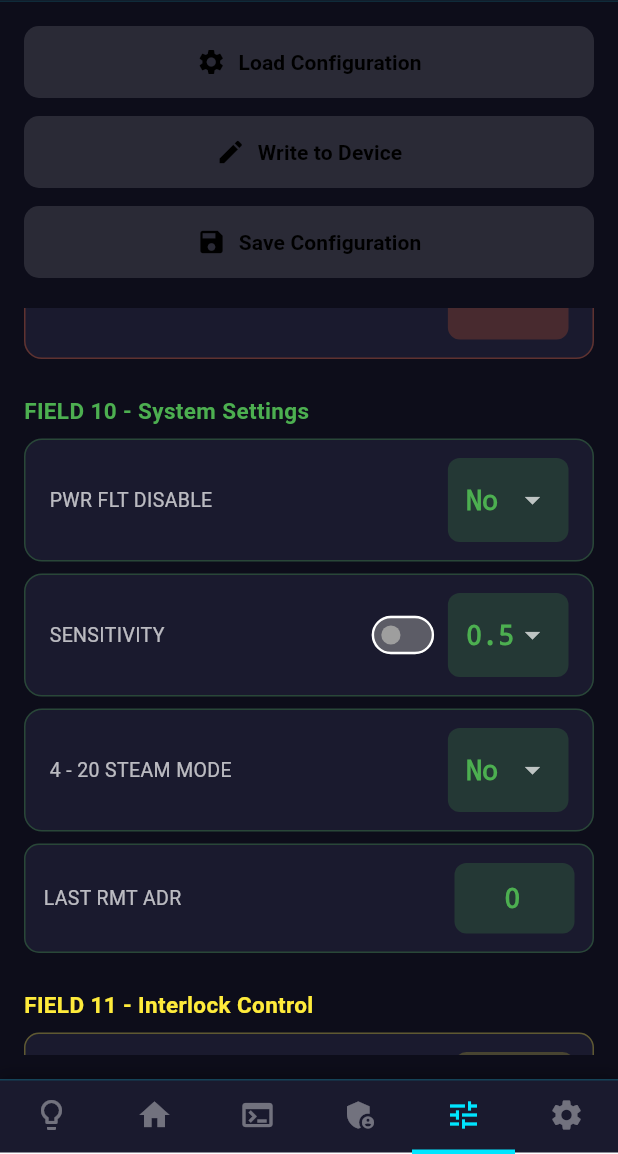
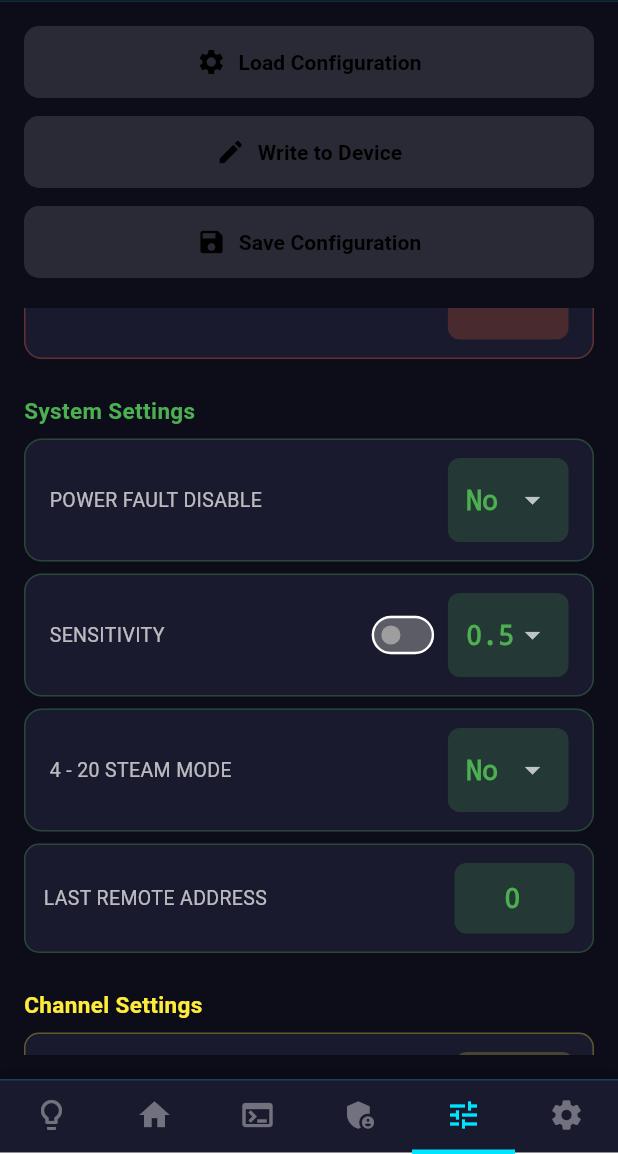
Before and after one commit to amitDev25/levelstate_unified_app, a Flutter app: the BLETerminalScreen screen opened directly, item 5 of the bottom bar chosen, scrolled down 576 dp, on a phone screen of 412 x 824 dp, the part 82-1236 px from its top. Run offline on Flutter 3.47's test engine with Material 3 defaults, Android fonts, the phone set to English and light mode, and no system bars; our stand-ins replace flutter_blue_plus, geolocator, permission_handler, shared_preferences; accounts and stored records are empty.

Commit message:
Rename Channels

```diff
--- a/lib/edli/configfragment.dart
+++ b/lib/edli/configfragment.dart
@@ -931,7 +931,7 @@ class _ConfigFragmentState extends State<ConfigFragment> {
                       const Padding(
                         padding: EdgeInsets.only(bottom: 8, top: 4),
                         child: Text(
-                          'FIELD 8 - System Checks',
+                          'System Checks',
                           style: TextStyle(
                             color: Color(0xFF00E5FF),
                             fontSize: 15,
@@ -939,15 +939,15 @@ class _ConfigFragmentState extends State<ConfigFragment> {
                           ),
                         ),
                       ),
-                      _buildDropdownItem('LEVEL CHK ENA', _levelChkEna, (value) {
+                      _buildDropdownItem('LEVEL CHECK ENABLE', _levelChkEna, (value) {
                         setState(() => _levelChkEna = value!);
                       }),
                       const SizedBox(height: 8),
-                      _buildDropdownItem('VOTING CHK ENA', _votingChkEna, (value) {
+                      _buildDropdownItem('VOTING CHECK ENABLE', _votingChkEna, (value) {
                         setState(() => _votingChkEna = value!);
                       }),
                       const SizedBox(height: 8),
-                      _buildDropdownItem('AUTO ADJUST ENA', _autoAdjustEna, (value) {
+                      _buildDropdownItem('AUTO ADJUST ENABLE', _autoAdjustEna, (value) {
                         setState(() => _autoAdjustEna = value!);
                       }),
 
@@ -957,7 +957,7 @@ class _ConfigFragmentState extends State<ConfigFragment> {
                       const Padding(
                         padding: EdgeInsets.only(bottom: 8, top: 4),
                         child: Text(
-                          'FIELD 9 - Disable Flags',
+                          'Disable Flags',
                           style: TextStyle(
                             color: Color(0xFFFF6B35),
                             fontSize: 15,
@@ -965,7 +965,7 @@ class _ConfigFragmentState extends State<ConfigFragment> {
                           ),
                         ),
                       ),
-                      _buildDropdownItem('CONT DISABLE', _contDisable, (value) {
+                      _buildDropdownItem('CONTAMINATION DISABLE', _contDisable, (value) {
                         setState(() => _contDisable = value!);
                       }, color: const Color(0xFFFF6B35)),
                       const SizedBox(height: 8),
@@ -973,7 +973,7 @@ class _ConfigFragmentState extends State<ConfigFragment> {
                         setState(() => _shortDisableSys = value!);
                       }, color: const Color(0xFFFF6B35)),
                       const SizedBox(height: 8),
-                      _buildDropdownItem('PROC FLT DISABLE', _procFltDisable, (value) {
+                      _buildDropdownItem('PROCESS FAULT DISABLE', _procFltDisable, (value) {
                         setState(() => _procFltDisable = value!);
                       }, color: const Color(0xFFFF6B35)),
 
@@ -983,7 +983,7 @@ class _ConfigFragmentState extends State<ConfigFragment> {
                       const Padding(
                         padding: EdgeInsets.only(bottom: 8, top: 4),
                         child: Text(
-                          'FIELD 10 - System Settings',
+                          'System Settings',
                           style: TextStyle(
                             color: Color(0xFF4CAF50),
                             fontSize: 15,
@@ -991,7 +991,7 @@ class _ConfigFragmentState extends State<ConfigFragment> {
                           ),
                         ),
                       ),
-                      _buildDropdownItem('PWR FLT DISABLE', _pwrFltDisable, (value) {
+                      _buildDropdownItem('POWER FAULT DISABLE', _pwrFltDisable, (value) {
                         setState(() => _pwrFltDisable = value!);
                       }, color: const Color(0xFF4CAF50)),
                       const SizedBox(height: 8),
@@ -1001,7 +1001,7 @@ class _ConfigFragmentState extends State<ConfigFragment> {
                         setState(() => _sel420SteamMode = value!);
                       }, color: const Color(0xFF4CAF50)),
                       const SizedBox(height: 8),
-                      _buildConfigItem('LAST RMT ADR', 'lastRmtAdr', color: const Color(0xFF4CAF50)),
+                      _buildConfigItem('LAST REMOTE ADDRESS', 'lastRmtAdr', color: const Color(0xFF4CAF50)),
 
                       const SizedBox(height: 20),
 
@@ -1009,7 +1009,7 @@ class _ConfigFragmentState extends State<ConfigFragment> {
                       const Padding(
                         padding: EdgeInsets.only(bottom: 8, top: 4),
                         child: Text(
-                          'FIELD 11 - Interlock Control',
+                          'Channel Settings',
                           style: TextStyle(
                             color: Color(0xFFFFEB3B),
                             fontSize: 15,
@@ -1027,7 +1027,7 @@ class _ConfigFragmentState extends State<ConfigFragment> {
                       const Padding(
                         padding: EdgeInsets.only(bottom: 8, top: 4),
                         child: Text(
-                          'FIELD 63 - Fault Timing',
+                          'Fault Timing',
                           style: TextStyle(
                             color: Color(0xFFFF6B35),
                             fontSize: 15,
@@ -1035,7 +1035,7 @@ class _ConfigFragmentState extends State<ConfigFragment> {
                           ),
                         ),
                       ),
-                      _buildConfigItem('SYSTEM FAULT TIME DELAY', 'sysFltTimeDelay', color: const Color(0xFFFF6B35)),
+                      _buildConfigItem('FAULT RELAY TRIP DELAY', 'sysFltTimeDelay', color: const Color(0xFFFF6B35)),
                     ],
                   ),
           ),
--- a/lib/edli/main.dart
+++ b/lib/edli/main.dart
@@ -1058,9 +1058,9 @@ class BLEManager extends ChangeNotifier {
     });
 
     try {
-      // Scan for exactly 10 seconds, then show all results at once.
+      // Scan for exactly 2 seconds, then show all results at once.
       await FlutterBluePlus.startScan();
-      await Future.delayed(const Duration(seconds: 10));
+      await Future.delayed(const Duration(seconds: 2));
     } finally {
       await FlutterBluePlus.stopScan();
       _scanSub?.cancel();
```
